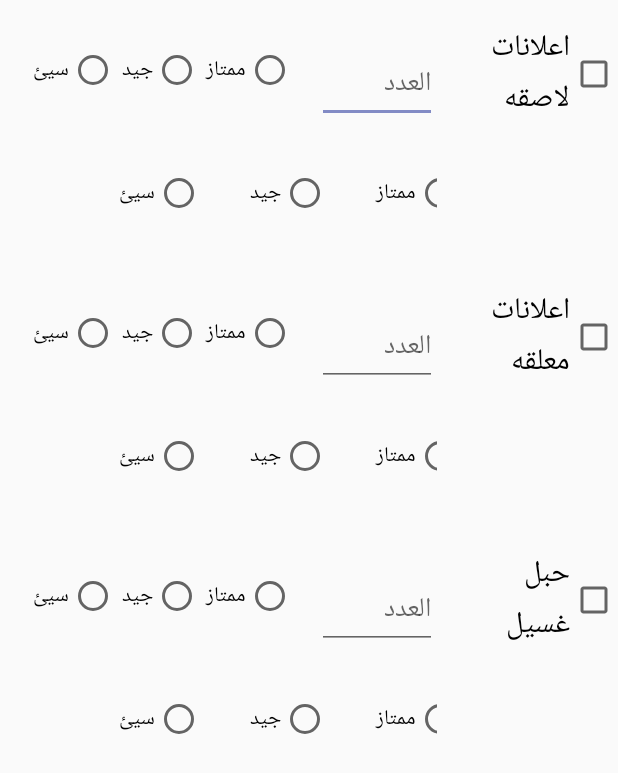
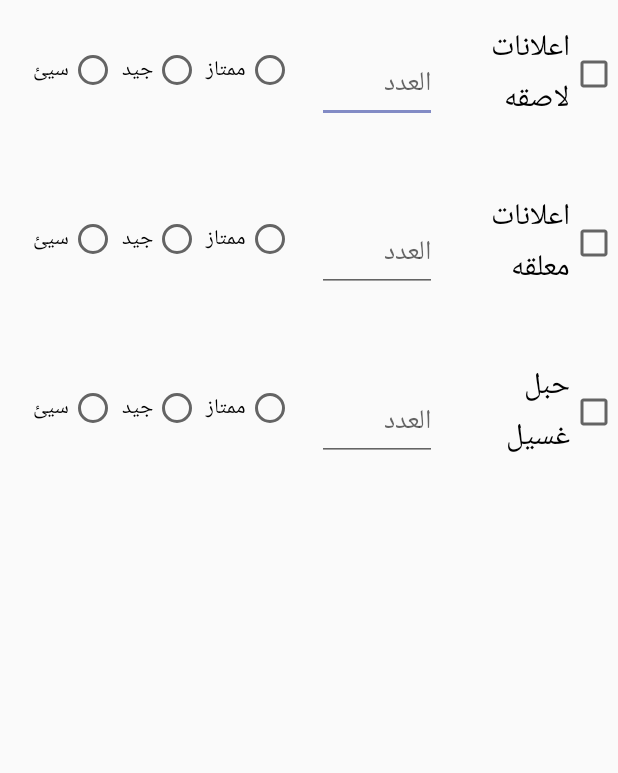
Before and after one commit to AhmedJoum/routableForShops, an Android app: the layout opr_details.xml on its own in the app's theme, with its tools: preview values and no code run, on a phone screen of 412 x 824 dp. Shown: the top 773 px of the screen. Run offline under Robolectric (Android 15) with nearby library versions, the phone set to English and light mode, and no system bars.

```diff
--- a/app/src/main/res/layout/ad_type.xml
+++ b/app/src/main/res/layout/ad_type.xml
@@ -68,6 +68,7 @@
         android:layoutDirection="rtl"
         android:gravity="left"
         android:orientation="horizontal"
+        android:visibility="gone"
         android:weightSum="2">
 
 
@@ -85,21 +86,21 @@
                 android:layout_width="wrap_content"
                 android:layout_height="match_parent"
                 android:layout_weight="1"
-                android:text="@string/excellent" />
+                android:text="@string/brock" />
 
             <RadioButton
                 android:id="@+id/BadAdStatus2"
                 android:layout_width="wrap_content"
                 android:layout_height="wrap_content"
                 android:layout_weight="1"
-                android:text="@string/good" />
+                android:text="@string/cut" />
 
             <RadioButton
                 android:id="@+id/BadAdStatus3"
                 android:layout_width="wrap_content"
                 android:layout_height="wrap_content"
                 android:layout_weight="1"
-                android:text="@string/bad" />
+                android:text="@string/else_" />
 
 
         </RadioGroup>
--- a/app/src/main/res/layout/opr_details.xml
+++ b/app/src/main/res/layout/opr_details.xml
@@ -92,7 +92,7 @@
             android:orientation="horizontal">
 
             <CheckBox
-                android:id="@+id/zainWashCB"
+                android:id="@+id/WashCB"
                 android:layout_width="105dp"
                 android:layout_height="wrap_content"
                 android:layout_alignParentLeft="true"
```
Also changed, not shown: app/src/main/java/com/example/shirouq_paints/models/Route.java (added, +51 -0 lines).
